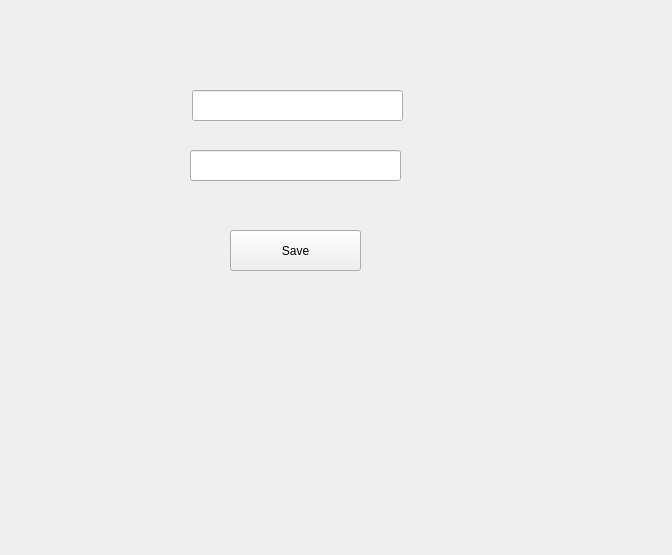
This is editalbumwindow.ui in Fatemehasadi86/spotify1 as Qt 5 draws it before an edit. The edited form follows.
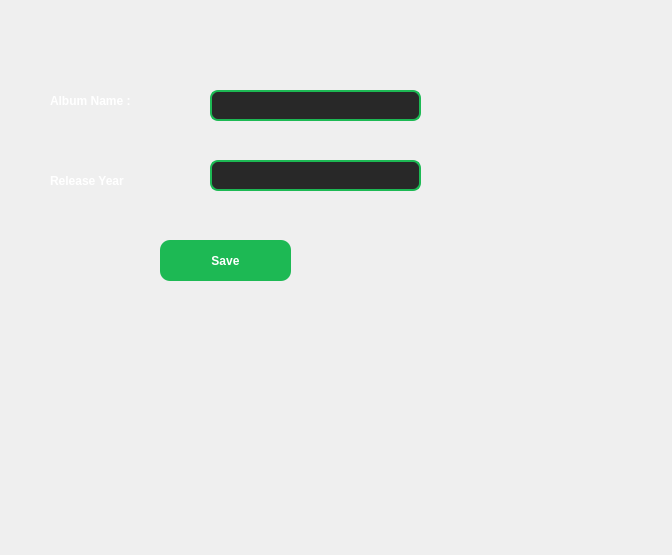
This is the edited form.

Commit message: Implement sorting for songs & playlists & albums

```diff
--- a/editalbumwindow.ui
+++ b/editalbumwindow.ui
@@ -13,10 +13,37 @@
   <property name="windowTitle">
    <string>Form</string>
   </property>
+  <property name="styleSheet">
+   <string notr="true">QLineEdit{
+    background:#282828;
+    border:2px solid #1DB954;
+    border-radius:8px;
+    color:white;
+    padding:6px;
+} QLabel{
+    color:white;
+    font-weight:bold;
+}  QPushButton{
+    background-color:#1DB954;
+    color:white;
+    border:none;
+    border-radius:10px;
+    padding:8px;
+    font-weight:bold;
+}
+
+QPushButton:hover{
+    background:#1ED760;
+}
+
+QPushButton:pressed{
+    background:#169C46;
+}</string>
+  </property>
   <widget class="QLineEdit" name="lineEdit">
    <property name="geometry">
     <rect>
-     <x>192</x>
+     <x>210</x>
      <y>90</y>
      <width>211</width>
      <height>31</height>
@@ -26,8 +53,8 @@
   <widget class="QLineEdit" name="lineEdit_2">
    <property name="geometry">
     <rect>
-     <x>190</x>
-     <y>150</y>
+     <x>210</x>
+     <y>160</y>
      <width>211</width>
      <height>31</height>
     </rect>
@@ -36,8 +63,8 @@
   <widget class="QPushButton" name="pushButton">
    <property name="geometry">
     <rect>
-     <x>230</x>
-     <y>230</y>
+     <x>160</x>
+     <y>240</y>
      <width>131</width>
      <height>41</height>
     </rect>
@@ -46,6 +73,32 @@
     <string>Save</string>
    </property>
   </widget>
+  <widget class="QLabel" name="label_2">
+   <property name="geometry">
+    <rect>
+     <x>50</x>
+     <y>170</y>
+     <width>111</width>
+     <height>21</height>
+    </rect>
+   </property>
+   <property name="text">
+    <string>Release Year</string>
+   </property>
+  </widget>
+  <widget class="QLabel" name="label">
+   <property name="geometry">
+    <rect>
+     <x>50</x>
+     <y>70</y>
+     <width>161</width>
+     <height>61</height>
+    </rect>
+   </property>
+   <property name="text">
+    <string>Album Name :</string>
+   </property>
+  </widget>
  </widget>
  <resources/>
  <connections/>
```
The commit also changes 122 other files.
